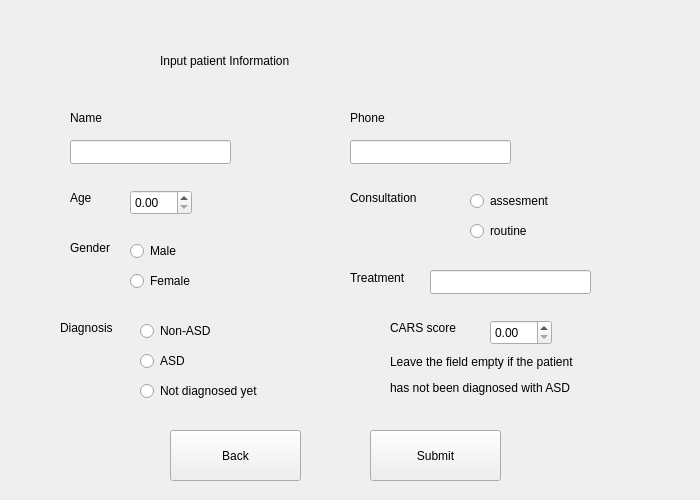
Old version of the form asd/form.ui in the repository rkishibe/diaggaze.
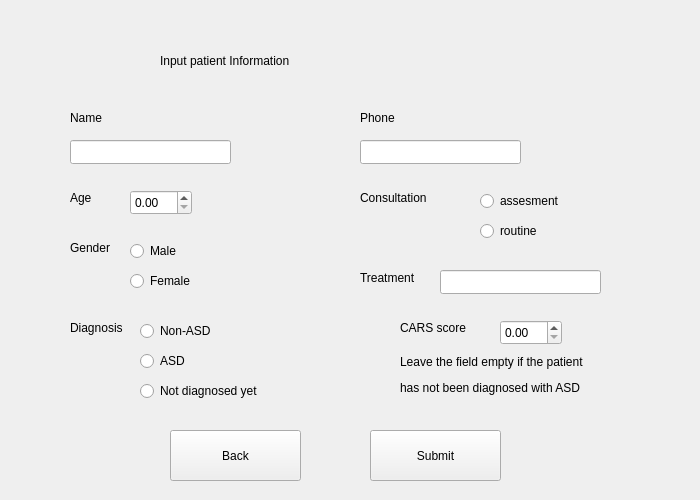
New version of the form.

Patch:
```diff
--- a/asd/form.ui
+++ b/asd/form.ui
@@ -90,7 +90,7 @@
    <widget class="QLabel" name="label_3">
     <property name="geometry">
      <rect>
-      <x>390</x>
+      <x>400</x>
       <y>320</y>
       <width>91</width>
       <height>16</height>
@@ -168,9 +168,9 @@
    <widget class="QLabel" name="label_5">
     <property name="geometry">
      <rect>
-      <x>390</x>
+      <x>400</x>
       <y>350</y>
-      <width>201</width>
+      <width>211</width>
       <height>51</height>
      </rect>
     </property>
@@ -181,7 +181,7 @@
    <widget class="QLabel" name="label_6">
     <property name="geometry">
      <rect>
-      <x>60</x>
+      <x>70</x>
       <y>320</y>
       <width>61</width>
       <height>16</height>
@@ -233,7 +233,7 @@
    <widget class="QDoubleSpinBox" name="cars_score">
     <property name="geometry">
      <rect>
-      <x>490</x>
+      <x>500</x>
       <y>320</y>
       <width>62</width>
       <height>25</height>
@@ -243,7 +243,7 @@
    <widget class="QLabel" name="name_label_2">
     <property name="geometry">
      <rect>
-      <x>350</x>
+      <x>360</x>
       <y>190</y>
       <width>91</width>
       <height>16</height>
@@ -256,7 +256,7 @@
    <widget class="QRadioButton" name="asess_Radiobutton">
     <property name="geometry">
      <rect>
-      <x>470</x>
+      <x>480</x>
       <y>190</y>
       <width>91</width>
       <height>22</height>
@@ -269,7 +269,7 @@
    <widget class="QRadioButton" name="routine_Radiobutton">
     <property name="geometry">
      <rect>
-      <x>470</x>
+      <x>480</x>
       <y>220</y>
       <width>91</width>
       <height>22</height>
@@ -282,7 +282,7 @@
    <widget class="QLabel" name="name_label_4">
     <property name="geometry">
      <rect>
-      <x>350</x>
+      <x>360</x>
       <y>270</y>
       <width>71</width>
       <height>16</height>
@@ -295,7 +295,7 @@
    <widget class="QLineEdit" name="treatment_input">
     <property name="geometry">
      <rect>
-      <x>430</x>
+      <x>440</x>
       <y>270</y>
       <width>161</width>
       <height>24</height>
@@ -308,7 +308,7 @@
    <widget class="QLabel" name="name_label_3">
     <property name="geometry">
      <rect>
-      <x>350</x>
+      <x>360</x>
       <y>110</y>
       <width>49</width>
       <height>16</height>
@@ -321,7 +321,7 @@
    <widget class="QLineEdit" name="phone_input">
     <property name="geometry">
      <rect>
-      <x>350</x>
+      <x>360</x>
       <y>140</y>
       <width>161</width>
       <height>24</height>
```
